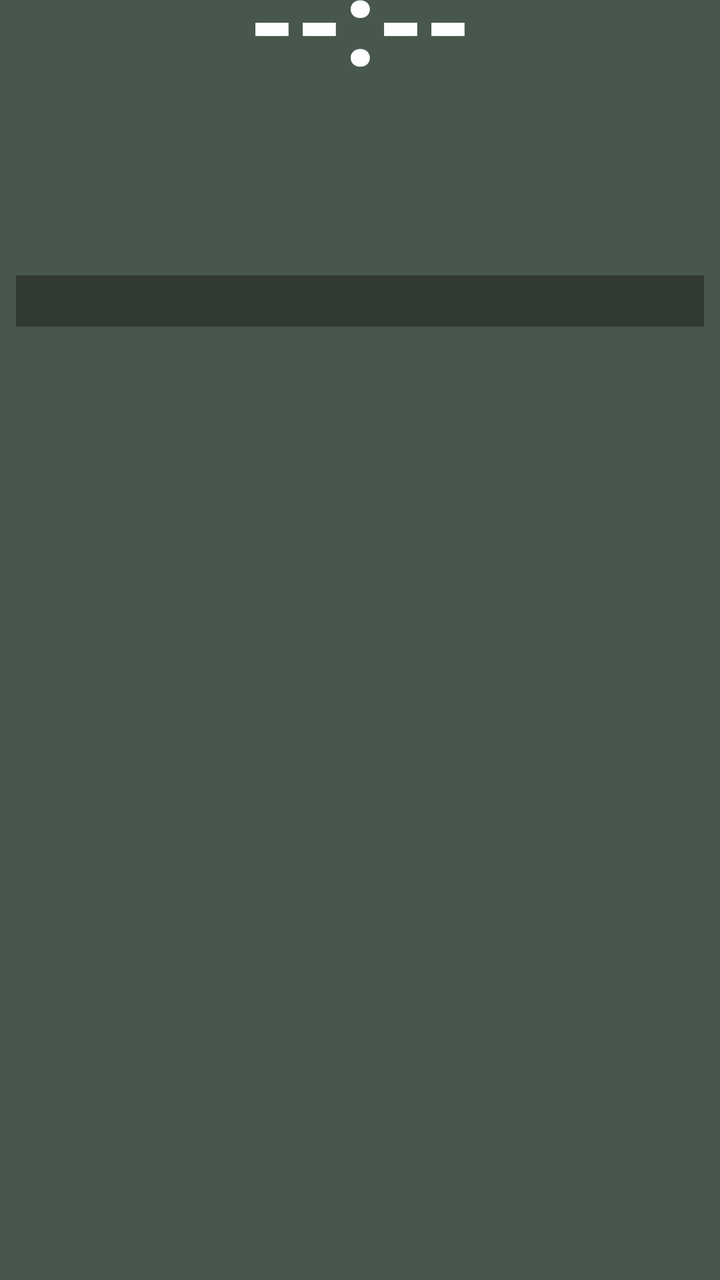
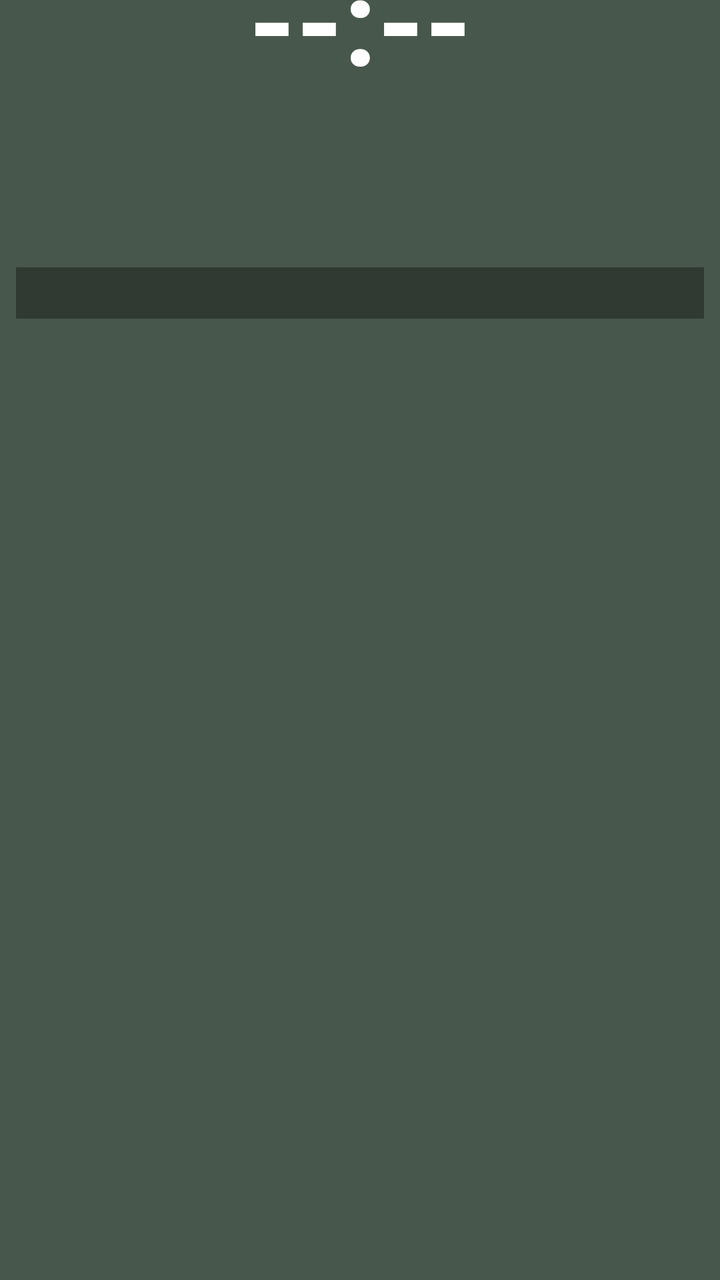

Two renders of the same Android screen: before a commit and after it. Below are the layout's source before the change and the commit's diff.
<!-- AndroidManifest.xml: fallback theme Theme.MaterialComponents.DayNight.NoActionBar -->
<!-- res/layout/prayer_widget_layout.xml -->
<?xml version="1.0" encoding="utf-8"?>
<LinearLayout xmlns:android="http://schemas.android.com/apk/res/android"
    android:layout_width="match_parent"
    android:layout_height="match_parent"
    android:orientation="vertical"
    android:background="@drawable/widget_background"
    android:paddingStart="8dp"
    android:paddingEnd="8dp"
    android:paddingTop="0dp"
    android:paddingBottom="8dp">

    
    <TextView
        android:id="@+id/widget_time"
        android:layout_width="match_parent"
        android:layout_height="wrap_content"
        android:layout_marginTop="-23dp"
        android:text="--:--"
        android:textColor="#FFFFFF"
        android:textSize="60sp"
        android:textStyle="bold"
        android:includeFontPadding="false"
        android:gravity="center" />

    
    <LinearLayout
        android:layout_width="match_parent"
        android:layout_height="wrap_content"
        android:layout_marginTop="-23dp"
        android:orientation="horizontal"
        android:gravity="center_vertical">

        <TextView
            android:id="@+id/widget_day"
            android:layout_width="0dp"
            android:layout_height="wrap_content"
            android:layout_weight="3"
            android:text=""
            android:textColor="#FFFFFF"
            android:textSize="25sp"
            android:textStyle="bold"
            android:includeFontPadding="false"
            android:singleLine="true"
            android:ellipsize="end" />

        <TextView
            android:id="@+id/widget_weather"
            android:layout_width="0dp"
            android:layout_height="wrap_content"
            android:layout_weight="4"
            android:text=""
            android:textColor="#80DEEA"
            android:textSize="13sp"
            android:textStyle="bold"
            android:gravity="end"
            android:singleLine="true"
            android:ellipsize="start" />

    </LinearLayout>

    
    <LinearLayout
        android:layout_width="match_parent"
        android:layout_height="wrap_content"
        android:layout_marginTop="-4dp"
        android:orientation="horizontal">

        
        <LinearLayout
            android:layout_width="0dp"
            android:layout_height="wrap_content"
            android:layout_weight="1"
            android:orientation="vertical">

            <TextView
                android:id="@+id/widget_gregorian"
                android:layout_width="wrap_content"
                android:layout_height="wrap_content"
                android:text=""
                android:textColor="#E0E0E0"
                android:textSize="16sp"
                android:textStyle="bold" />

            <TextView
                android:id="@+id/widget_hijri"
                android:layout_width="wrap_content"
                android:layout_height="wrap_content"
                android:layout_marginTop="3dp"
                android:text=""
                android:textColor="#FFD54F"
                android:textSize="15sp"
                android:textStyle="bold" />

            <TextView
                android:id="@+id/widget_bangla_date"
                android:layout_width="wrap_content"
                android:layout_height="wrap_content"
                android:layout_marginTop="3dp"
                android:text=""
                android:textColor="#80DEEA"
                android:textSize="15sp"
                android:textStyle="bold" />

        </LinearLayout>

        
        <LinearLayout
            android:layout_width="0dp"
            android:layout_height="wrap_content"
            android:layout_weight="1"
            android:orientation="vertical">

            <TextView
                android:id="@+id/widget_sunrise"
                android:layout_width="wrap_content"
                android:layout_height="wrap_content"
                android:text=""
                android:textColor="#FFD54F"
                android:textSize="14sp"
                android:textStyle="bold" />

            <TextView
                android:id="@+id/widget_sunset"
                android:layout_width="wrap_content"
                android:layout_height="wrap_content"
                android:layout_marginTop="2dp"
                android:text=""
                android:textColor="#FFD54F"
                android:textSize="14sp"
                android:textStyle="bold" />

            <TextView
                android:id="@+id/widget_sehri"
                android:layout_width="wrap_content"
                android:layout_height="wrap_content"
                android:layout_marginTop="2dp"
                android:text=""
                android:textColor="#00E676"
                android:textSize="14sp"
                android:textStyle="bold" />

            <TextView
                android:id="@+id/widget_iftar"
                android:layout_width="wrap_content"
                android:layout_height="wrap_content"
                android:layout_marginTop="2dp"
                android:text=""
                android:textColor="#00E676"
                android:textSize="14sp"
                android:textStyle="bold" />

        </LinearLayout>
    </LinearLayout>

    
    <TextView
        android:id="@+id/widget_alert"
        android:layout_width="match_parent"
        android:layout_height="wrap_content"
        android:layout_marginTop="5dp"
        android:paddingTop="4dp"
        android:paddingBottom="4dp"
        android:paddingStart="4dp"
        android:paddingEnd="4dp"
        android:background="#55000000"
        android:text=""
        android:textColor="#FFD54F"
        android:textSize="13sp"
        android:textStyle="bold"
        android:gravity="start"
        android:maxLines="9"
        android:ellipsize="end" />

</LinearLayout>
<!-- resources referenced by this layout -->
<resources>
  <!-- drawable widget_background (drawable) -->
  <?xml version="1.0" encoding="utf-8"?>
  <shape xmlns:android="http://schemas.android.com/apk/res/android"
      android:shape="rectangle">
      <solid android:color="#CC1B2E1F" />
  </shape>
</resources>

<!-- the commit's change to res/layout/prayer_widget_layout.xml (unified diff, before → after) -->
@@ -157,7 +157,7 @@
         android:id="@+id/widget_alert"
         android:layout_width="match_parent"
         android:layout_height="wrap_content"
-        android:layout_marginTop="5dp"
+        android:layout_marginTop="1dp"
         android:paddingTop="4dp"
         android:paddingBottom="4dp"
         android:paddingStart="4dp"
